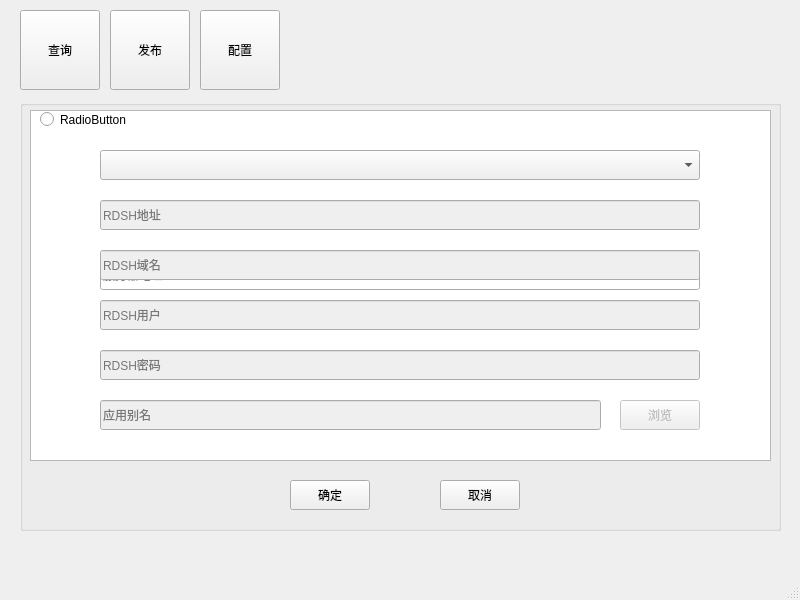
drum-yuan/Cooperation, file tool-win/tool-win/mainwindow.ui: the form before one commit.
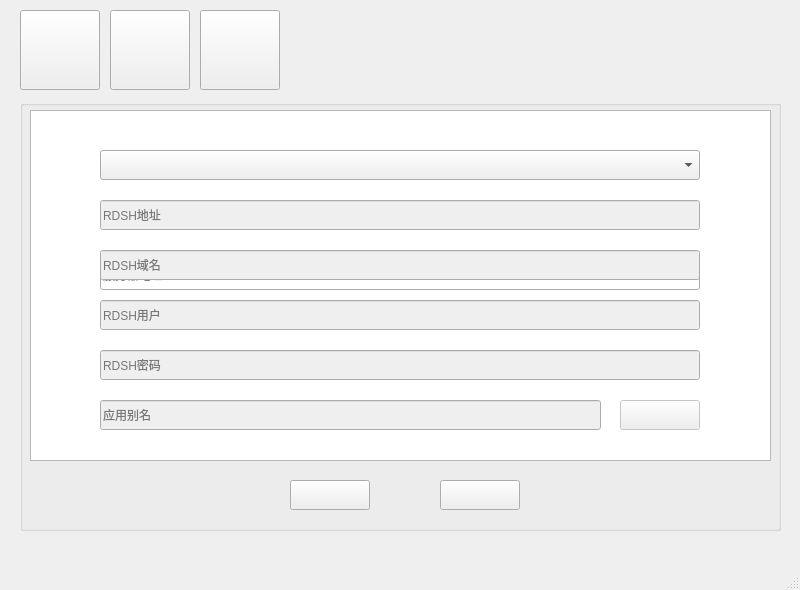
The form after the commit.

What changed in the file:
```diff
--- a/tool-win/tool-win/mainwindow.ui
+++ b/tool-win/tool-win/mainwindow.ui
@@ -7,9 +7,21 @@
     <x>0</x>
     <y>0</y>
     <width>800</width>
-    <height>600</height>
+    <height>590</height>
    </rect>
   </property>
+  <property name="minimumSize">
+   <size>
+    <width>800</width>
+    <height>590</height>
+   </size>
+  </property>
+  <property name="maximumSize">
+   <size>
+    <width>800</width>
+    <height>600</height>
+   </size>
+  </property>
   <property name="windowTitle">
    <string>MainWindow</string>
   </property>
@@ -24,7 +36,7 @@
      </rect>
     </property>
     <property name="text">
-     <string>查询</string>
+     <string/>
     </property>
    </widget>
    <widget class="QPushButton" name="publish">
@@ -37,7 +49,7 @@
      </rect>
     </property>
     <property name="text">
-     <string>发布</string>
+     <string/>
     </property>
    </widget>
    <widget class="QPushButton" name="config">
@@ -50,7 +62,7 @@
      </rect>
     </property>
     <property name="text">
-     <string>配置</string>
+     <string/>
     </property>
    </widget>
    <widget class="QGroupBox" name="groupBox">
@@ -85,7 +97,7 @@
       </rect>
      </property>
      <property name="text">
-      <string>确定</string>
+      <string/>
      </property>
     </widget>
     <widget class="QPushButton" name="cancel">
@@ -98,20 +110,7 @@
       </rect>
      </property>
      <property name="text">
-      <string>取消</string>
-     </property>
-    </widget>
-    <widget class="QRadioButton" name="radioButton">
-     <property name="geometry">
-      <rect>
-       <x>20</x>
-       <y>10</y>
-       <width>401</width>
-       <height>19</height>
-      </rect>
-     </property>
-     <property name="text">
-      <string>RadioButton</string>
+      <string/>
      </property>
     </widget>
     <widget class="QLineEdit" name="server_url">
@@ -233,7 +232,7 @@
       </rect>
      </property>
      <property name="text">
-      <string>浏览</string>
+      <string/>
      </property>
     </widget>
    </widget>
```
Left out of the diff: 4 changed lines with no effect on the pictures.
